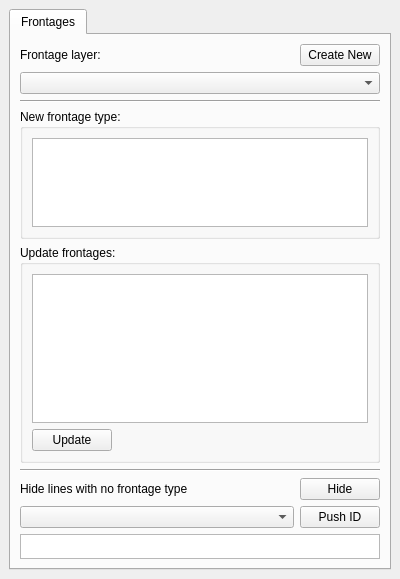
First picture: the form in UrbanDataInput/urban_data_input_dockwidget_base.ui, repository spacesyntax/UrbanDataInputTool, before the edit.
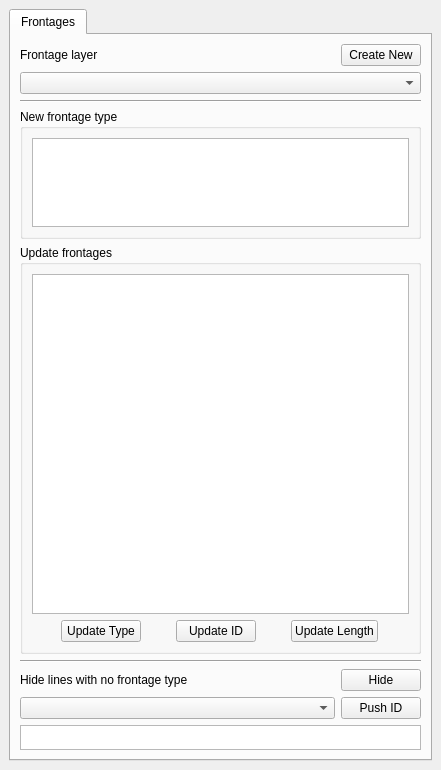
Second picture: the form after the edit.

```diff
--- a/UrbanDataInput/urban_data_input_dockwidget_base.ui
+++ b/UrbanDataInput/urban_data_input_dockwidget_base.ui
@@ -6,13 +6,13 @@
    <rect>
     <x>0</x>
     <y>0</y>
-    <width>400</width>
-    <height>579</height>
+    <width>441</width>
+    <height>770</height>
    </rect>
   </property>
   <property name="minimumSize">
    <size>
-    <width>367</width>
+    <width>441</width>
     <height>579</height>
    </size>
   </property>
@@ -42,7 +42,7 @@
           <item row="0" column="0">
            <widget class="QLabel" name="label_2">
             <property name="text">
-             <string>Frontage layer:</string>
+             <string>Frontage layer</string>
             </property>
            </widget>
           </item>
@@ -93,7 +93,7 @@
            </size>
           </property>
           <property name="title">
-           <string>New frontage type:</string>
+           <string>New frontage type</string>
           </property>
           <layout class="QGridLayout" name="gridLayout_4">
            <item row="1" column="0">
@@ -121,7 +121,7 @@
         <item>
          <widget class="QGroupBox" name="groupBox_2">
           <property name="title">
-           <string>Update frontages:</string>
+           <string>Update frontages</string>
           </property>
           <layout class="QVBoxLayout" name="verticalLayout_4">
            <item>
@@ -169,6 +169,8 @@
             </layout>
            </item>
            <item>
+            <layout class="QGridLayout" name="gridLayout_3">
+             <item row="0" column="0">
             <widget class="QPushButton" name="updateFacadeButton">
              <property name="sizePolicy">
               <sizepolicy hsizetype="Maximum" vsizetype="Fixed">
@@ -177,9 +179,37 @@
               </sizepolicy>
              </property>
              <property name="text">
-              <string>Update</string>
-             </property>
-            </widget>
+                <string>Update Type</string>
+               </property>
+              </widget>
+             </item>
+             <item row="0" column="1">
+              <widget class="QPushButton" name="updateIDButton">
+               <property name="sizePolicy">
+                <sizepolicy hsizetype="Maximum" vsizetype="Fixed">
+                 <horstretch>0</horstretch>
+                 <verstretch>0</verstretch>
+                </sizepolicy>
+               </property>
+               <property name="text">
+                <string>Update ID</string>
+               </property>
+              </widget>
+             </item>
+             <item row="0" column="2">
+              <widget class="QPushButton" name="updateLengthButton">
+               <property name="sizePolicy">
+                <sizepolicy hsizetype="Maximum" vsizetype="Fixed">
+                 <horstretch>0</horstretch>
+                 <verstretch>0</verstretch>
+                </sizepolicy>
+               </property>
+               <property name="text">
+                <string>Update Length</string>
+               </property>
+              </widget>
+             </item>
+            </layout>
            </item>
           </layout>
          </widget>
```
Left out of the diff: 2 changed lines with no effect on the pictures. Lines whose indentation alone changed are shown as unchanged.
